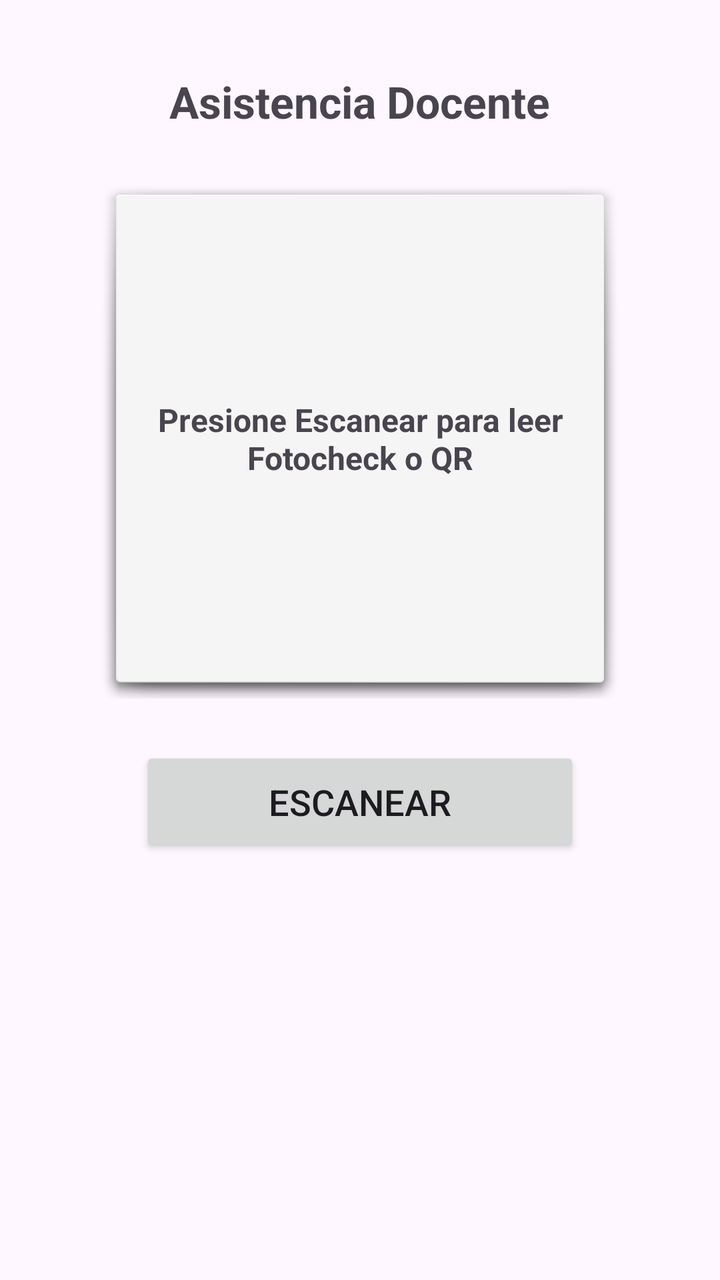
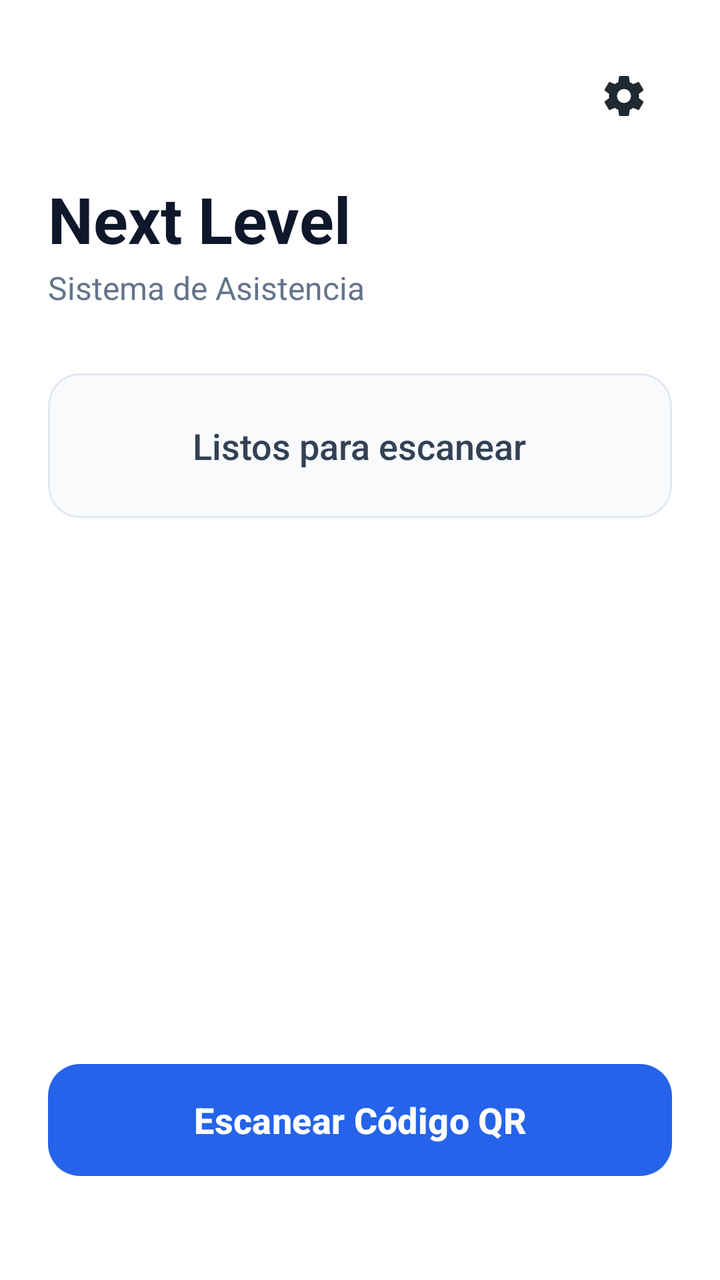

The first picture is an Android layout as it rendered before a commit; the second is the same layout after the commit. The layout source and the unified diff follow.
<!-- AndroidManifest.xml: application theme Theme.SistemaDeAsistencia -->
<!-- res/layout/activity_main.xml -->
<?xml version="1.0" encoding="utf-8"?>
<LinearLayout xmlns:android="http://schemas.android.com/apk/res/android"
    xmlns:app="http://schemas.android.com/apk/res-auto"
    xmlns:tools="http://schemas.android.com/tools"
    android:id="@+id/activity_main"
    android:layout_width="match_parent"
    android:layout_height="match_parent"
    tools:context=".MainActivity"
    android:orientation="vertical"
    android:padding="20dp"
    android:gravity="center_horizontal">


    <TextView
        android:layout_width="wrap_content"
        android:layout_height="wrap_content"
        android:text="Asistencia Docente"
        android:textSize="22sp"
        android:textStyle="bold"
        android:layout_marginTop="16dp"/>

    <FrameLayout
        android:layout_width="260dp"
        android:layout_height="260dp"
        android:layout_marginTop="24dp"
        android:background="@android:drawable/dialog_holo_light_frame"
        android:padding="16dp">


        
        <TextView
            android:id="@+id/tvResultado"
            android:layout_width="match_parent"
            android:layout_height="match_parent"
            android:gravity="center"
            android:text="Presione Escanear para leer Fotocheck o QR"
            android:textSize="16sp"
            android:textStyle="bold"/>
    </FrameLayout>

    
    <Button
        android:id="@+id/btnEscanear"
        android:layout_width="220dp"
        android:layout_height="55dp"
        android:layout_marginTop="24dp"
        android:text="Escanear"
        android:textSize="18sp"/>

    
    <LinearLayout
        android:layout_width="match_parent"
        android:layout_height="0dp"
        android:gravity="bottom|start"
        android:background="?attr/selectableItemBackgroundBorderless"
        android:contentDescription="Ver Registros"
        android:src="@android:drawable/ic_menu_today">

        <ImageButton
            android:id="@+id/btnReportes"
            android:layout_width="50dp"
            android:layout_height="50dp"
            android:background="?attr/selectableItemBackgroundBorderless"
            android:contentDescription="Ver Registros"
            android:src="@android:drawable/ic_menu_today"/>

    </LinearLayout>

</LinearLayout>
<!-- resources referenced by this layout -->
<resources>
  <style name="Theme.SistemaDeAsistencia" parent="Base.Theme.SistemaDeAsistencia" />
  <style name="Base.Theme.SistemaDeAsistencia" parent="Theme.Material3.DayNight.NoActionBar">
          
          
      </style>
</resources>

<!-- the commit's change to res/layout/activity_main.xml (unified diff, before → after) -->
@@ -1,69 +1,106 @@
 <?xml version="1.0" encoding="utf-8"?>
-<LinearLayout xmlns:android="http://schemas.android.com/apk/res/android"
+<androidx.constraintlayout.widget.ConstraintLayout
+    xmlns:android="http://schemas.android.com/apk/res/android"
     xmlns:app="http://schemas.android.com/apk/res-auto"
     xmlns:tools="http://schemas.android.com/tools"
     android:id="@+id/activity_main"
     android:layout_width="match_parent"
     android:layout_height="match_parent"
-    tools:context=".MainActivity"
-    android:orientation="vertical"
-    android:padding="20dp"
-    android:gravity="center_horizontal">
-
-
-    <TextView
-        android:layout_width="wrap_content"
-        android:layout_height="wrap_content"
-        android:text="Asistencia Docente"
-        android:textSize="22sp"
-        android:textStyle="bold"
-        android:layout_marginTop="16dp"/>
-
-    <FrameLayout
-        android:layout_width="260dp"
-        android:layout_height="260dp"
-        android:layout_marginTop="24dp"
-        android:background="@android:drawable/dialog_holo_light_frame"
-        android:padding="16dp">
-
-
-        
-        <TextView
-            android:id="@+id/tvResultado"
-            android:layout_width="match_parent"
-            android:layout_height="match_parent"
-            android:gravity="center"
-            android:text="Presione Escanear para leer Fotocheck o QR"
-            android:textSize="16sp"
-            android:textStyle="bold"/>
-    </FrameLayout>
+    android:background="#FFFFFF"
+    android:padding="24dp"
+    tools:context=".MainActivity">
 
     
-    <Button
-        android:id="@+id/btnEscanear"
-        android:layout_width="220dp"
-        android:layout_height="55dp"
-        android:layout_marginTop="24dp"
-        android:text="Escanear"
-        android:textSize="18sp"/>
+    <ImageButton
+        android:id="@+id/btnReportes"
+        android:layout_width="48dp"
+        android:layout_height="48dp"
+        android:background="?attr/selectableItemBackgroundBorderless"
+        android:contentDescription="Panel de Administración"
+        android:scaleType="centerInside"
+        android:src="@drawable/ic_admin"
+        app:layout_constraintEnd_toEndOf="parent"
+        app:layout_constraintTop_toTopOf="parent" />
 
     
     <LinearLayout
-        android:layout_width="match_parent"
-        android:layout_height="0dp"
-        android:gravity="bottom|start"
-        android:background="?attr/selectableItemBackgroundBorderless"
-        android:contentDescription="Ver Registros"
-        android:src="@android:drawable/ic_menu_today">
+        android:id="@+id/headerLayout"
+        android:layout_width="0dp"
+        android:layout_height="wrap_content"
+        android:layout_marginTop="16dp"
+        android:orientation="vertical"
+        app:layout_constraintEnd_toEndOf="parent"
+        app:layout_constraintStart_toStartOf="parent"
+        app:layout_constraintTop_toBottomOf="@id/btnReportes">
 
-        <ImageButton
-            android:id="@+id/btnReportes"
-            android:layout_width="50dp"
-            android:layout_height="50dp"
-            android:background="?attr/selectableItemBackgroundBorderless"
-            android:contentDescription="Ver Registros"
-            android:src="@android:drawable/ic_menu_today"/>
+        <TextView
+            android:layout_width="wrap_content"
+            android:layout_height="wrap_content"
+            android:text="Next Level"
+            android:textColor="#0F172A"
+            android:textSize="32sp"
+            android:textStyle="bold" />
 
+        <TextView
+            android:layout_width="wrap_content"
+            android:layout_height="wrap_content"
+            android:layout_marginTop="2dp"
+            android:text="Sistema de Asistencia"
+            android:textColor="#64748B"
+            android:textSize="16sp"
+            android:textStyle="normal" />
     </LinearLayout>
 
-</LinearLayout>
+    
+    <com.google.android.material.card.MaterialCardView
+        android:id="@+id/cardResultado"
+        android:layout_width="0dp"
+        android:layout_height="wrap_content"
+        android:layout_marginTop="32dp"
+        app:cardBackgroundColor="#F8FAFC"
+        app:cardCornerRadius="16dp"
+        app:cardElevation="0dp"
+        app:strokeColor="#E2E8F0"
+        app:strokeWidth="1dp"
+        app:layout_constraintEnd_toEndOf="parent"
+        app:layout_constraintStart_toStartOf="parent"
+        app:layout_constraintTop_toBottomOf="@id/headerLayout">
+
+        <LinearLayout
+            android:layout_width="match_parent"
+            android:layout_height="wrap_content"
+            android:gravity="center"
+            android:orientation="vertical"
+            android:padding="24dp">
+
+            <TextView
+                android:id="@+id/tvResultado"
+                android:layout_width="wrap_content"
+                android:layout_height="wrap_content"
+                android:gravity="center"
+                android:text="Listos para escanear"
+                android:textColor="#334155"
+                android:textSize="18sp"
+                android:fontFamily="sans-serif-medium"/>
+        </LinearLayout>
+    </com.google.android.material.card.MaterialCardView>
+
+    
+    <com.google.android.material.button.MaterialButton
+        android:id="@+id/btnEscanear"
+        android:layout_width="0dp"
+        android:layout_height="64dp"
+        android:layout_marginBottom="24dp"
+        android:text="Escanear Código QR"
+        android:textAllCaps="false"
+        android:textColor="#FFFFFF"
+        android:textSize="18sp"
+        android:textStyle="bold"
+        app:backgroundTint="#2563EB"
+        app:cornerRadius="16dp"
+        app:elevation="4dp"
+        app:layout_constraintBottom_toBottomOf="parent"
+        app:layout_constraintEnd_toEndOf="parent"
+        app:layout_constraintStart_toStartOf="parent" />
+
+</androidx.constraintlayout.widget.ConstraintLayout>
<!-- resource entries referenced after the edit -->
@@ -1,5 +1,18 @@
 <!-- resources referenced by this layout -->
 <resources>
+  <!-- drawable ic_admin (drawable) -->
+  <vector xmlns:android="http://schemas.android.com/apk/res/android"
+      android:height="24dp"
+      android:tint="#1E2932"
+      android:viewportHeight="24"
+      android:viewportWidth="24"
+      android:width="24dp">
+  
+      <path
+          android:fillColor="@android:color/white"
+          android:pathData="M12,15.5A3.5,3.5 0 0,1 8.5,12A3.5,3.5 0 0,1 12,8.5A3.5,3.5 0 0,1 15.5,12A3.5,3.5 0 0,1 12,15.5M19.43,12.97C19.47,12.65 19.5,12.33 19.5,12C19.5,11.67 19.47,11.34 19.43,11L21.54,9.37C21.73,9.22 21.78,8.95 21.66,8.73L19.66,5.27C19.54,5.05 19.27,4.96 19.05,5.05L16.56,6.05C16.04,5.66 15.5,5.32 14.87,5.07L14.5,2.42C14.46,2.18 14.25,2 14,2H10C9.75,2 9.54,2.18 9.5,2.42L9.13,5.07C8.5,5.32 7.96,5.66 7.44,6.05L4.95,5.05C4.73,4.96 4.46,5.05 4.34,5.27L2.34,8.73C2.21,8.95 2.27,9.22 2.46,9.37L4.57,11C4.53,11.34 4.5,11.67 4.5,12C4.5,12.33 4.53,12.65 4.57,12.97L2.46,14.63C2.27,14.78 2.21,15.05 2.34,15.27L4.34,18.73C4.46,18.95 4.73,19.03 4.95,18.95L7.44,17.94C7.96,18.34 8.5,18.68 9.13,18.93L9.5,21.58C9.54,21.82 9.75,22 10,22H14C14.25,22 14.46,21.82 14.5,21.58L14.87,18.93C15.5,18.68 16.04,18.34 16.56,17.94L19.05,18.95C19.27,19.03 19.54,18.95 19.66,18.73L21.66,15.27C21.78,15.05 21.73,14.78 21.54,14.63L19.43,12.97Z"/>
+  
+  </vector>
   <style name="Theme.SistemaDeAsistencia" parent="Base.Theme.SistemaDeAsistencia" />
   <style name="Base.Theme.SistemaDeAsistencia" parent="Theme.Material3.DayNight.NoActionBar">
           
